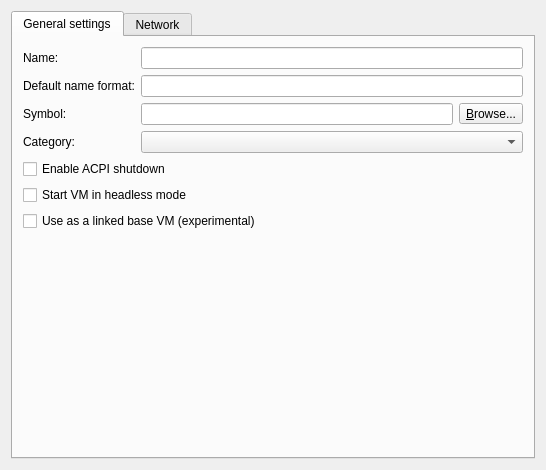
This is gns3/modules/vmware/ui/vmware_vm_configuration_page.ui in GNS3/gns3-gui as Qt 5 draws it before an edit. The edited form follows.
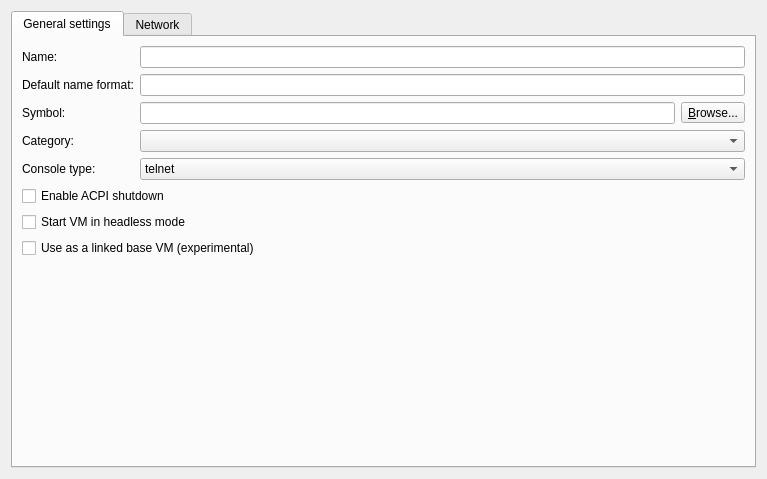
This is the edited form.

Commit message: Support for console type "none" for all VMs. Fixes #2452.

What changed in the file:
```diff
--- a/gns3/modules/vmware/ui/vmware_vm_configuration_page.ui
+++ b/gns3/modules/vmware/ui/vmware_vm_configuration_page.ui
@@ -6,8 +6,8 @@
    <rect>
     <x>0</x>
     <y>0</y>
-    <width>546</width>
-    <height>470</height>
+    <width>767</width>
+    <height>479</height>
    </rect>
   </property>
   <property name="windowTitle">
@@ -24,20 +24,32 @@
        <string>General settings</string>
       </attribute>
       <layout class="QGridLayout" name="gridLayout">
-       <property name="leftMargin">
-        <number>10</number>
-       </property>
-       <property name="topMargin">
-        <number>10</number>
-       </property>
-       <property name="rightMargin">
-        <number>10</number>
-       </property>
-       <property name="bottomMargin">
-        <number>10</number>
-       </property>
-       <item row="3" column="1">
-        <widget class="QComboBox" name="uiCategoryComboBox"/>
+       <item row="0" column="0">
+        <widget class="QLabel" name="uiNameLabel">
+         <property name="text">
+          <string>Name:</string>
+         </property>
+        </widget>
+       </item>
+       <item row="0" column="1">
+        <widget class="QLineEdit" name="uiNameLineEdit"/>
+       </item>
+       <item row="1" column="0">
+        <widget class="QLabel" name="uiDefaultNameFormatLabel">
+         <property name="text">
+          <string>Default name format:</string>
+         </property>
+        </widget>
+       </item>
+       <item row="1" column="1">
+        <widget class="QLineEdit" name="uiDefaultNameFormatLineEdit"/>
+       </item>
+       <item row="2" column="0">
+        <widget class="QLabel" name="uiSymbolLabel">
+         <property name="text">
+          <string>Symbol:</string>
+         </property>
+        </widget>
        </item>
        <item row="2" column="1">
         <layout class="QHBoxLayout" name="horizontalLayout_7">
@@ -56,46 +68,6 @@
          </item>
         </layout>
        </item>
-       <item row="2" column="0">
-        <widget class="QLabel" name="uiSymbolLabel">
-         <property name="text">
-          <string>Symbol:</string>
-         </property>
-        </widget>
-       </item>
-       <item row="7" column="0">
-        <spacer name="verticalSpacer">
-         <property name="orientation">
-          <enum>Qt::Vertical</enum>
-         </property>
-         <property name="sizeHint" stdset="0">
-          <size>
-           <width>20</width>
-           <height>138</height>
-          </size>
-         </property>
-        </spacer>
-       </item>
-       <item row="0" column="0">
-        <widget class="QLabel" name="uiNameLabel">
-         <property name="text">
-          <string>Name:</string>
-         </property>
-        </widget>
-       </item>
-       <item row="6" column="0" colspan="2">
-        <widget class="QCheckBox" name="uiBaseVMCheckBox">
-         <property name="enabled">
-          <bool>true</bool>
-         </property>
-         <property name="text">
-          <string>Use as a linked base VM (experimental)</string>
-         </property>
-        </widget>
-       </item>
-       <item row="0" column="1">
-        <widget class="QLineEdit" name="uiNameLineEdit"/>
-       </item>
        <item row="3" column="0">
         <widget class="QLabel" name="uiCategoryLabel">
          <property name="text">
@@ -103,17 +75,38 @@
          </property>
         </widget>
        </item>
-       <item row="4" column="0" colspan="2">
+       <item row="3" column="1">
+        <widget class="QComboBox" name="uiCategoryComboBox"/>
+       </item>
+       <item row="4" column="0">
+        <widget class="QLabel" name="uiConsoleTypeLabel">
+         <property name="text">
+          <string>Console type:</string>
+         </property>
+        </widget>
+       </item>
+       <item row="4" column="1">
+        <widget class="QComboBox" name="uiConsoleTypeComboBox">
+         <item>
+          <property name="text">
+           <string>telnet</string>
+          </property>
+         </item>
+         <item>
+          <property name="text">
+           <string>none</string>
+          </property>
+         </item>
+        </widget>
+       </item>
+       <item row="5" column="0" colspan="2">
         <widget class="QCheckBox" name="uiACPIShutdownCheckBox">
          <property name="text">
           <string>Enable ACPI shutdown</string>
          </property>
         </widget>
        </item>
-       <item row="1" column="1">
-        <widget class="QLineEdit" name="uiDefaultNameFormatLineEdit"/>
-       </item>
-       <item row="5" column="0" colspan="2">
+       <item row="6" column="0" colspan="2">
         <widget class="QCheckBox" name="uiHeadlessModeCheckBox">
          <property name="text">
           <string>Start VM in headless mode</string>
@@ -123,13 +116,29 @@
          </property>
         </widget>
        </item>
-       <item row="1" column="0">
-        <widget class="QLabel" name="uiDefaultNameFormatLabel">
+       <item row="7" column="0" colspan="2">
+        <widget class="QCheckBox" name="uiBaseVMCheckBox">
+         <property name="enabled">
+          <bool>true</bool>
+         </property>
          <property name="text">
-          <string>Default name format:</string>
+          <string>Use as a linked base VM (experimental)</string>
          </property>
         </widget>
        </item>
+       <item row="8" column="0" colspan="2">
+        <spacer name="verticalSpacer">
+         <property name="orientation">
+          <enum>Qt::Vertical</enum>
+         </property>
+         <property name="sizeHint" stdset="0">
+          <size>
+           <width>20</width>
+           <height>138</height>
+          </size>
+         </property>
+        </spacer>
+       </item>
       </layout>
      </widget>
      <widget class="QWidget" name="tab_2">
```
Left out of the diff: 11 changed lines with no effect on the pictures. The commit also changes 38 other files.
